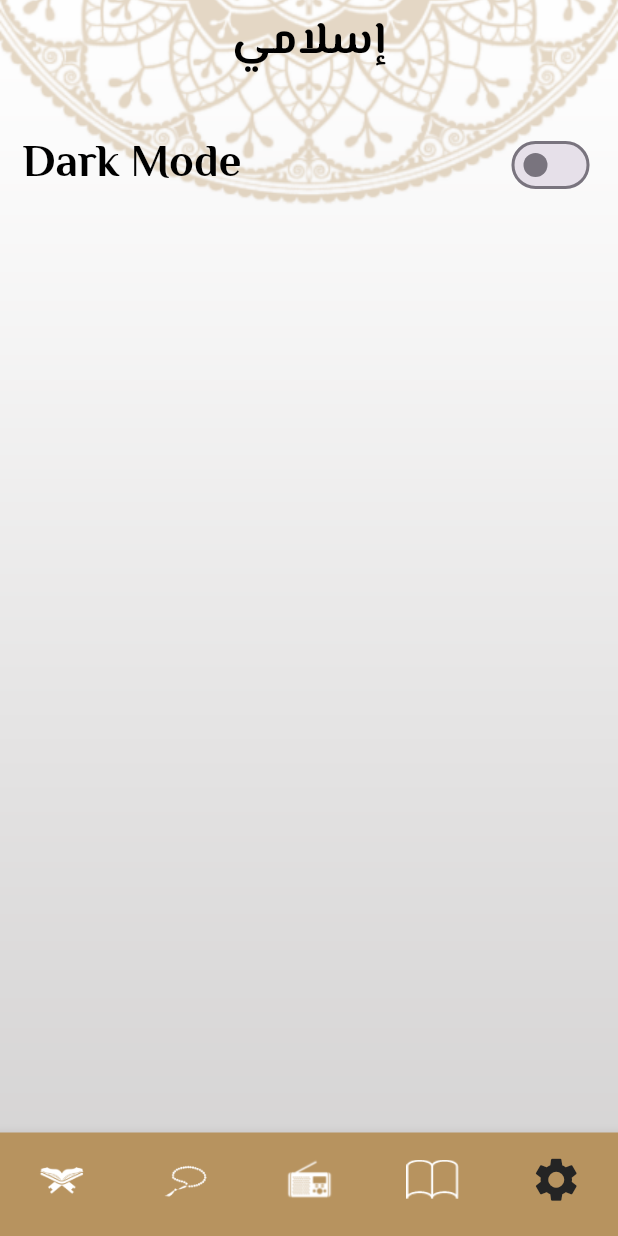
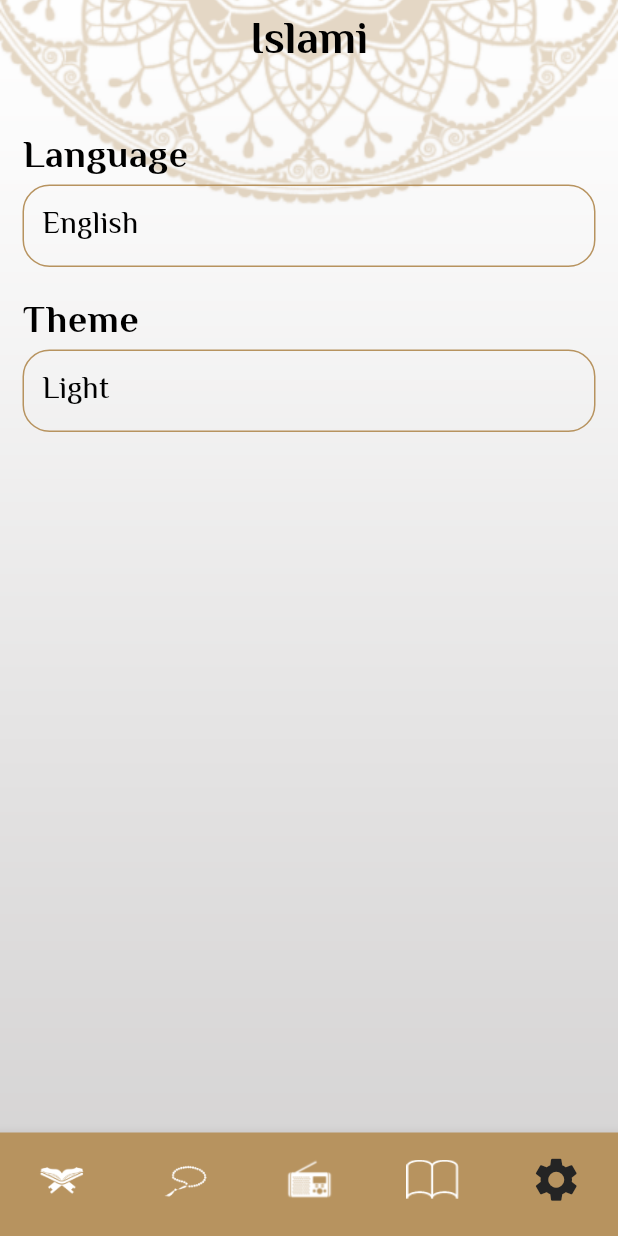
Before and after one commit to AhmedEmadElDeen14/Islamic-App, a Flutter app: the screen it shows after launch, item 5 of the bottom bar chosen, on a phone screen of 412 x 824 dp. Run offline on Flutter 3.47's test engine with Material 3 defaults, Android fonts, the phone set to English and light mode, and no system bars; our stand-ins replace google_fonts, shared_preferences; generated files the repository leaves out were written again.

Commit message:
I Update Dark Mode and Add English Language

```diff
--- a/assets/files/ahadeth.txt
+++ b/assets/files/ahadeth.txt
@@ -225,4 +225,3 @@
 الحديث الخمسون
 عن عبد الله بن بسر قال : أتي النبي صلى الله عليه وسلم رجل ، فقال : يا رسول الله إن شرائع الإسلام قد كثرت علينا ، فباب نتمسك به جامع ؟ قال : ( لا يزال لسانك رطبا من ذكر الله عز وجل ) .
 رواه أحمد [ رقم : 188 و 190 ] .
-#
--- /dev/null
+++ b/l10n.yaml
@@ -0,0 +1,3 @@
+arb-dir: lib/l10n
+template-arb-file: app_en.arb
+output-localization-file: app_localizations.dart
--- a/lib/darkMode/dark_theme_provider.dart
+++ b/lib/darkMode/dark_theme_provider.dart
@@ -4,6 +4,12 @@ import 'package:islami_project/darkMode/dark_theme_preference.dart';
 class ThemeProvider with ChangeNotifier {
   DarkThemePreference darkThemePreference = DarkThemePreference();
   bool _darkTheme = false;
+  String languageCode = "en";
+
+  changeLanguage(String code) {
+    languageCode = code;
+    notifyListeners();
+  }
 
   bool get isDarkMode => _darkTheme;
 
--- a/lib/hadeth_details.dart
+++ b/lib/hadeth_details.dart
@@ -3,6 +3,8 @@ import 'package:islami_project/darkMode/dark_theme_provider.dart';
 import 'package:islami_project/hadeth_model.dart';
 import 'package:islami_project/style.dart';
 import 'package:provider/provider.dart';
+import 'package:flutter_gen/gen_l10n/app_localizations.dart';
+
 
 class HadethDetails extends StatefulWidget {
   static const String routeName = "HadethDetails";
@@ -34,7 +36,7 @@ class _HadethDetailsState extends State<HadethDetails> {
           backgroundColor: Colors.transparent,
           centerTitle: true,
           title: Text(
-            "إسلامي",
+            AppLocalizations.of(context)!.app_name,
             style: Theme.of(context).textTheme.titleLarge,
           ),
         ),
--- a/lib/hadeth_model.dart
+++ b/lib/hadeth_model.dart
@@ -1,5 +1,5 @@
 class HadethModel {
-  String title;
+  final String title;
   List<String> content;
 
   HadethModel({required this.title, required this.content});
--- a/lib/homeScreen.dart
+++ b/lib/homeScreen.dart
@@ -7,6 +7,8 @@ import 'package:islami_project/tabs/radio_tab.dart';
 import 'package:islami_project/tabs/sebha_tab.dart';
 import 'package:islami_project/tabs/settings_tab.dart';
 import 'package:provider/provider.dart';
+import 'package:flutter_gen/gen_l10n/app_localizations.dart';
+
 
 class HomeScreen extends StatefulWidget {
   static const String routeName = "HomeRoute";
@@ -39,7 +41,7 @@ class _HomeScreenState extends State<HomeScreen> {
           appBar: AppBar(
             automaticallyImplyLeading: false,
             title: Text(
-              "إسلامي",
+              AppLocalizations.of(context)!.app_name,
               style: Theme.of(context).textTheme.titleLarge,
             ),
             backgroundColor: Colors.transparent,
--- /dev/null
+++ b/lib/l10n/app_ar.arb
@@ -0,0 +1,13 @@
+{
+  "app_name": "إسلامي",
+  "suraName": "اسم السورة",
+  "ahadeth": "أحاديث",
+  "arabic": "عربي",
+  "english": "انجليزي",
+  "dark": "داكن",
+  "light": "مضئ",
+  "language": "اللغة",
+  "theme": "السمة",
+  "sebhaNum": "عدد التسبيحات",
+  "radio": "إذاعة القرآن الكريم"
+}
--- /dev/null
+++ b/lib/l10n/app_en.arb
@@ -0,0 +1,14 @@
+{
+  "app_name": "Islami",
+  "suraName": "Sura Name",
+  "ahadeth": "Ahadeth",
+  "arabic": "Arabic",
+  "english": "English",
+  "dark": "Dark",
+  "light": "Light",
+  "language": "Language",
+  "theme": "Theme",
+  "sebhaNum":"Number of praises",
+  "radio": "Holy Quran Radio"
+
+}
--- a/lib/main.dart
+++ b/lib/main.dart
@@ -6,6 +6,8 @@ import 'package:islami_project/splashScreen.dart';
 import 'package:islami_project/style.dart';
 import 'package:islami_project/sura_details.dart';
 import 'package:provider/provider.dart';
+import 'package:flutter_localizations/flutter_localizations.dart';
+import 'package:flutter_gen/gen_l10n/app_localizations.dart';
 
 void main() {
   runApp(ChangeNotifierProvider(
@@ -44,32 +46,20 @@ class _MyAppState extends State<MyApp> {
       child: Consumer<ThemeProvider>(
         builder: (BuildContext context, ThemeProvider value, Widget? child) {
           return MaterialApp(
+            localizationsDelegates: AppLocalizations.localizationsDelegates,
+            supportedLocales: AppLocalizations.supportedLocales,
+            locale: Locale(Provider.of<ThemeProvider>(context).languageCode),
             theme: Provider.of<ThemeProvider>(context).isDarkMode
                 ? MyThemeData.darkTheme
                 : MyThemeData.lightTheme,
             darkTheme: MyThemeData.darkTheme,
             debugShowCheckedModeBanner: false,
-
-
-
-
-
-
-
-
-
-
-
-
-
-
             initialRoute: SplashScreen.routeName,
-
             routes: {
-              SplashScreen.routeName: (context) =>  SplashScreen(),
-              HomeScreen.routeName: (context) =>  HomeScreen(),
-              SuraDetails.routeName: (context) =>  SuraDetails(),
-              HadethDetails.routeName: (context) =>  HadethDetails(),
+              SplashScreen.routeName: (context) => SplashScreen(),
+              HomeScreen.routeName: (context) => HomeScreen(),
+              SuraDetails.routeName: (context) => SuraDetails(),
+              HadethDetails.routeName: (context) => HadethDetails(),
             },
           );
         },
--- a/lib/style.dart
+++ b/lib/style.dart
@@ -69,12 +69,12 @@ class MyThemeData {
     dividerTheme: const DividerThemeData(color: Color(0xFFFACC1D)),
     textTheme: TextTheme(
         titleLarge: GoogleFonts.elMessiri(
-          fontSize: 25,
+          fontSize: 30,
           fontWeight: FontWeight.bold,
           color: Colors.white,
         ),
         bodyLarge: GoogleFonts.elMessiri(
-          fontSize: 20,
+          fontSize: 25,
           fontWeight: FontWeight.w500,
           color: Colors.white,
         ),
--- a/lib/sura_details.dart
+++ b/lib/sura_details.dart
@@ -4,6 +4,7 @@ import 'package:islami_project/darkMode/dark_theme_provider.dart';
 import 'package:islami_project/sura_model.dart';
 import 'package:islami_project/style.dart';
 import 'package:provider/provider.dart';
+import 'package:flutter_gen/gen_l10n/app_localizations.dart';
 
 class SuraDetails extends StatefulWidget {
   static const String routeName = "SuraDetails";
--- a/lib/tabs/quranTab.dart
+++ b/lib/tabs/quranTab.dart
@@ -1,6 +1,7 @@
 import 'package:flutter/material.dart';
 import 'package:islami_project/sura_details.dart';
 import 'package:islami_project/sura_model.dart';
+import 'package:flutter_gen/gen_l10n/app_localizations.dart';
 
 class QuranTab extends StatelessWidget {
   QuranTab({super.key});
@@ -137,7 +138,7 @@ class QuranTab extends StatelessWidget {
           color: Theme.of(context).dividerTheme.color,
         ),
         Text(
-          "اسم السورة",
+          AppLocalizations.of(context)!.suraName,
           textAlign: TextAlign.center,
           style: Theme.of(context).textTheme.titleLarge,
         ),
--- a/lib/tabs/radio_tab.dart
+++ b/lib/tabs/radio_tab.dart
@@ -1,6 +1,7 @@
 import 'package:flutter/material.dart';
 import 'package:islami_project/darkMode/dark_theme_provider.dart';
 import 'package:provider/provider.dart';
+import 'package:flutter_gen/gen_l10n/app_localizations.dart';
 
 class RadioTab extends StatelessWidget {
   const RadioTab({super.key});
@@ -15,7 +16,7 @@ class RadioTab extends StatelessWidget {
           height: 50,
         ),
         Text(
-          "إذاعة القرآن الكريم",
+          AppLocalizations.of(context)!.radio,
           style: Theme.of(context).textTheme.titleLarge,
         ),
         const SizedBox(
--- a/lib/tabs/sebha_tab.dart
+++ b/lib/tabs/sebha_tab.dart
@@ -1,6 +1,7 @@
 import 'package:flutter/material.dart';
 import 'package:islami_project/darkMode/dark_theme_provider.dart';
 import 'package:provider/provider.dart';
+import 'package:flutter_gen/gen_l10n/app_localizations.dart';
 
 class SebhaTab extends StatefulWidget {
   const SebhaTab({super.key});
@@ -71,7 +72,7 @@ class _SebhaTabState extends State<SebhaTab> {
           Container(
             padding: const EdgeInsets.all(10),
             child: Text(
-              "عدد التسبيحات",
+              AppLocalizations.of(context)!.sebhaNum,
               style: Theme.of(context).textTheme.titleLarge,
             ),
           ),
--- a/lib/tabs/settings_tab.dart
+++ b/lib/tabs/settings_tab.dart
@@ -1,6 +1,10 @@
 import 'package:flutter/material.dart';
 import 'package:islami_project/darkMode/dark_theme_provider.dart';
+import 'package:islami_project/sheets/language_sheet.dart';
+import 'package:islami_project/sheets/theme_sheet.dart';
+import 'package:islami_project/style.dart';
 import 'package:provider/provider.dart';
+import 'package:flutter_gen/gen_l10n/app_localizations.dart';
 
 class SettingsTab extends StatefulWidget {
   const SettingsTab({super.key});
@@ -15,29 +19,126 @@ class _SettingsTabState extends State<SettingsTab> {
   @override
   Widget build(BuildContext context) {
     var themeProvider = Provider.of<ThemeProvider>(context);
-    final themeChange = Provider.of<ThemeProvider>(context);
     return Container(
       margin: const EdgeInsets.symmetric(vertical: 15),
       padding: const EdgeInsets.all(15),
       child: Column(
+        mainAxisAlignment: MainAxisAlignment.start,
         children: [
-          Row(
-            mainAxisAlignment: MainAxisAlignment.spaceBetween,
-            children: [
-              Text(
-                "Dark Mode",
-                style: Theme.of(context).textTheme.titleLarge,
+          Container(
+              alignment: Alignment.topLeft,
+              child: Text(
+                AppLocalizations.of(context)!.language,
+                style: Theme.of(context).textTheme.bodyLarge!.copyWith(
+                      fontWeight: FontWeight.bold,
+                    ),
+              )),
+          InkWell(
+            onTap: () {
+              showModalBottomSheet(
+                context: context,
+                isScrollControlled: true,
+                builder: (context) {
+                  return Container(
+                    height: MediaQuery.of(context).size.height * .7,
+                    decoration: BoxDecoration(
+                      color: Provider.of<ThemeProvider>(context).isDarkMode
+                          ? MyThemeData.secondaryColor
+                          : Colors.white,
+                      borderRadius: BorderRadius.circular(25),
+                    ),
+                    child: LanguageBottomSheet(),
+                  );
+                },
+              );
+            },
+            child: Container(
+              width: double.infinity,
+              padding: const EdgeInsets.all(12),
+              decoration: BoxDecoration(
+                borderRadius: BorderRadius.circular(18),
+                border: Border.all(
+                  color: Provider.of<ThemeProvider>(context).isDarkMode
+                      ? MyThemeData.darkTheme.primaryColor
+                      : MyThemeData.lightTheme.primaryColor,
+                ),
               ),
-              Switch(
-                value: themeProvider.isDarkMode,
-                onChanged: (bool value) {
-                  themeChange.darkTheme = value;
+              alignment: Alignment.topLeft,
+              child: themeProvider.languageCode == "ar"
+                  ? const Text("عربي")
+                  : const Text("English"),
+            ),
+          ),
+          const SizedBox(
+            height: 18,
+          ),
+          Container(
+            alignment: Alignment.topLeft,
+            child: Text(
+              AppLocalizations.of(context)!.theme,
+              style: Theme.of(context).textTheme.bodyLarge!.copyWith(
+                    fontWeight: FontWeight.bold,
+                  ),
+            ),
+          ),
+          InkWell(
+            onTap: () {
+              showModalBottomSheet(
+                context: context,
+                isScrollControlled: true,
+                builder: (context) {
+                  return Container(
+                    height: MediaQuery.of(context).size.height * .7,
+                    decoration: BoxDecoration(
+                      color: Provider.of<ThemeProvider>(context).isDarkMode
+                          ? MyThemeData.secondaryColor
+                          : Colors.white,
+                      borderRadius: BorderRadius.circular(25),
+                    ),
+                    child: ThemeBottomSheet(),
+                  );
                 },
-              )
-            ],
-          )
+              );
+            },
+            child: Container(
+              width: double.infinity,
+              padding: const EdgeInsets.all(12),
+              decoration: BoxDecoration(
+                borderRadius: BorderRadius.circular(18),
+                border: Border.all(
+                  color: Provider.of<ThemeProvider>(context).isDarkMode
+                      ? MyThemeData.darkTheme.primaryColor
+                      : MyThemeData.lightTheme.primaryColor,
+                ),
+              ),
+              alignment: Alignment.topLeft,
+              child: themeProvider.languageCode == "en"
+                  ? themeProvider.isDarkMode
+                      ? const Text("Dark")
+                      : const Text("Light")
+                  : themeProvider.isDarkMode
+                      ? const Text("داكن")
+                      : const Text("مضئ"),
+            ),
+          ),
         ],
       ),
     );
   }
 }
+
+// Row(
+// mainAxisAlignment: MainAxisAlignment.spaceBetween,
+// children: [
+// Text(
+// "Dark Mode",
+// style: Theme.of(context).textTheme.titleLarge,
+// ),
+// Switch(
+// value: themeProvider.isDarkMode,
+// onChanged: (bool value) {
+// themeChange.darkTheme = value;
+// },
+// )
+// ],
+// )
--- a/pubspec.yaml
+++ b/pubspec.yaml
@@ -21,6 +21,9 @@ dependencies:
   font_awesome_flutter: ^10.7.0
   shared_preferences: ^2.2.2
   provider: ^6.1.1
+  flutter_localizations:
+    sdk: flutter
+  intl: any
 
 dev_dependencies:
   flutter_test:
@@ -32,6 +35,7 @@ dev_dependencies:
 
 
 flutter:
+  generate: true
 
   uses-material-design: true
 
```
Also changed, not shown: lib/sheets/language_sheet.dart (added, +48 -0 lines), lib/sheets/theme_sheet.dart (added, +48 -0 lines), lib/tabs/ahadeth_tab.dart (+9 -4 lines), pubspec.lock, 1 other file.
